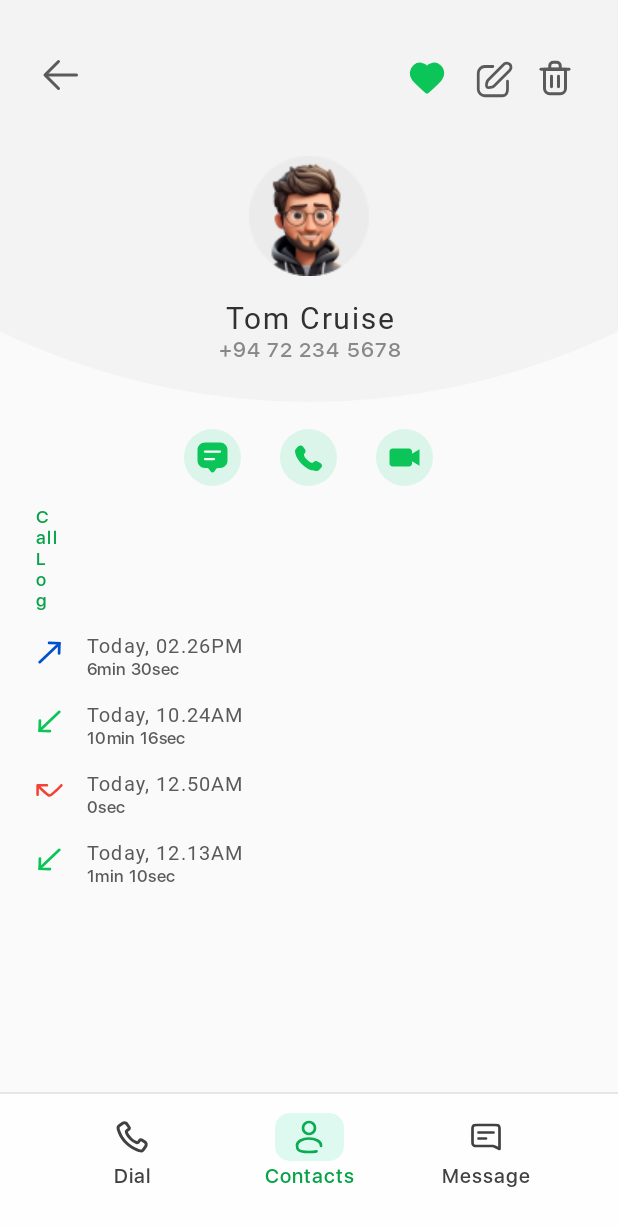
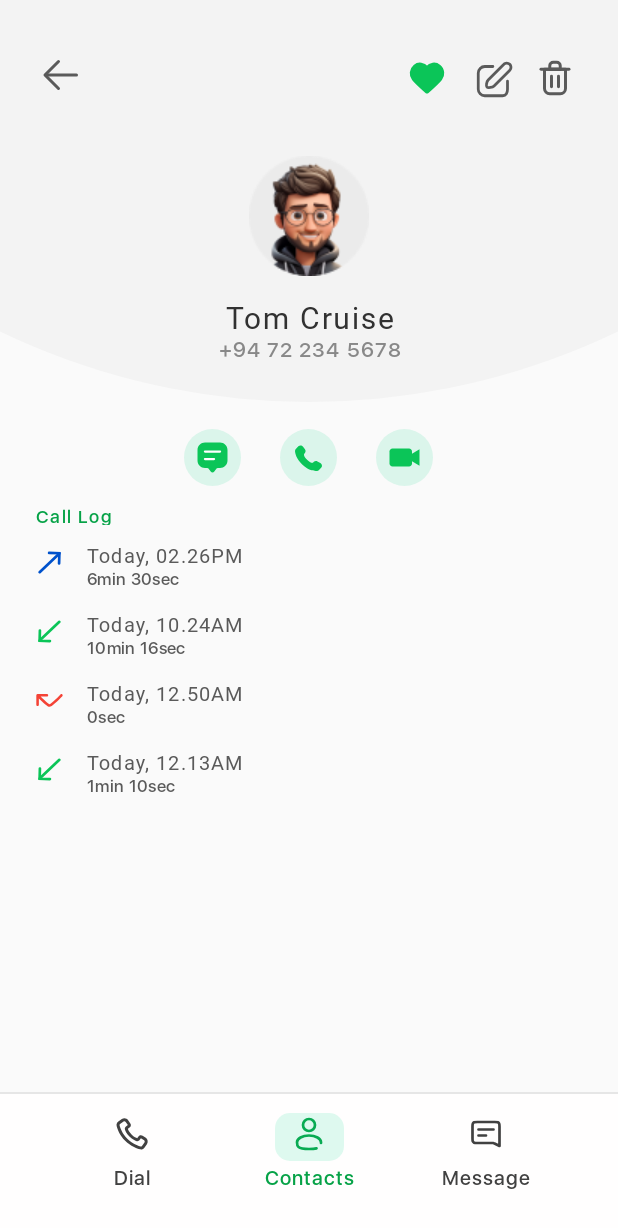
Before and after one commit to Anushkai1/Contacts, an Android app: the screen it shows after launch (ViewContact), after a tap on an icon or button, on a phone screen of 412 x 824 dp. Shown: the top 1228 px of the screen. Run offline under Robolectric (Android 15) with nearby library versions, the phone set to English and light mode, and no system bars.

Commit message:
Style update

```diff
--- a/app/src/main/res/values/styles.xml
+++ b/app/src/main/res/values/styles.xml
@@ -9,10 +9,10 @@
         <item name="android:background">@color/transparent</item>
         <item name="android:fontFamily">@font/medium</item>
         <item name="android:layout_width">70dp</item>
-        <item name="android:layout_height">54dp</item>
+        <item name="android:layout_height">60dp</item>
         <item name="android:textAllCaps">false</item>
         <item name="android:textSize">13sp</item>
-        <item name="android:layout_marginBottom">24dp</item>
+        <item name="android:layout_marginBottom">20dp</item>
         <item name="android:elevation">0dp</item>
         <item name="android:stateListAnimator">@null</item>
     </style>
@@ -42,8 +42,8 @@
         <item name="android:letterSpacing">0.08</item>
         <item name="android:textColor">@color/primary</item>
         <item name="android:fontFamily">@font/medium</item>
-        <item name="android:layout_width">14dp</item>
-        <item name="android:layout_height">wrap_content</item>
+        <item name="android:layout_width">wrap_content</item>
+        <item name="android:layout_height">14dp</item>
         <item name="android:textSize">12sp</item>
     </style>
 
```
Also changed, not shown: app/src/main/java/com/example/contacts/MainActivity.java (line endings or trailing spaces).
